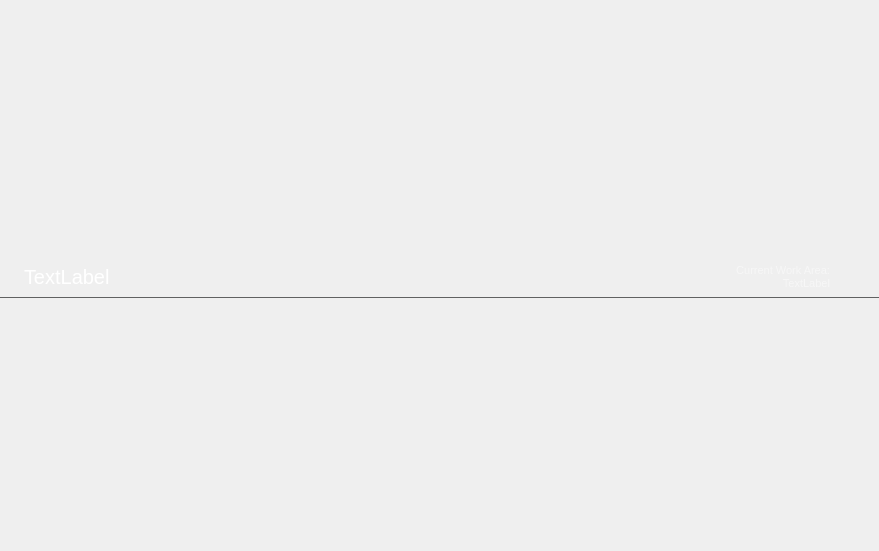
First picture: the form in python/tank/platform/qt/tank_dialog.ui, repository shotgunsoftware/tk-core, before the edit.
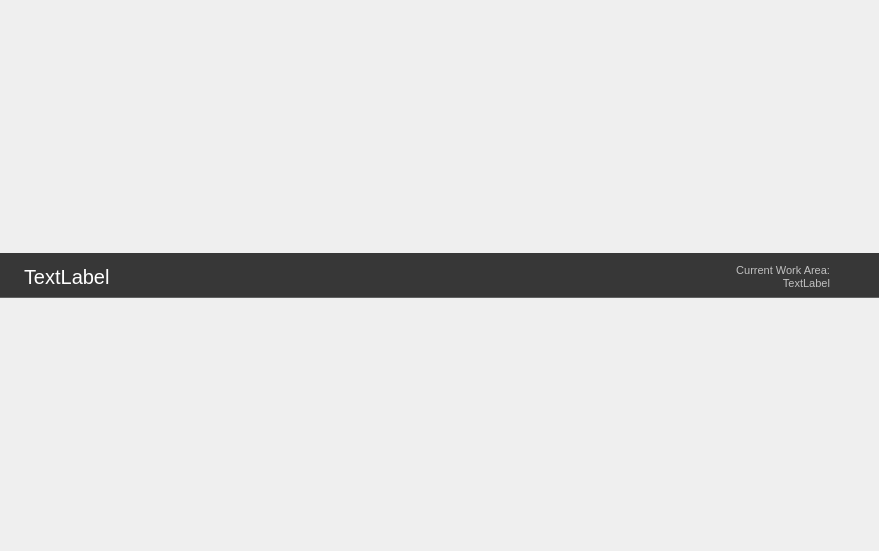
Second picture: the form after the edit. Icons and pictures are not drawn.

Diff of the .ui file:
```diff
--- a/python/tank/platform/qt/tank_dialog.ui
+++ b/python/tank/platform/qt/tank_dialog.ui
@@ -55,9 +55,9 @@
          </property>
          <property name="styleSheet">
           <string notr="true">#top_group {
-background-image: url(:/Tank.Platform.Qt/bg.png); 
+background-color:  #373737;
 border: none;
-border-bottom:1px solid #606161
+border-bottom:1px solid #606161;
 }
 </string>
          </property>
```
Left out of the diff: 2 changed lines with no effect on the pictures.
